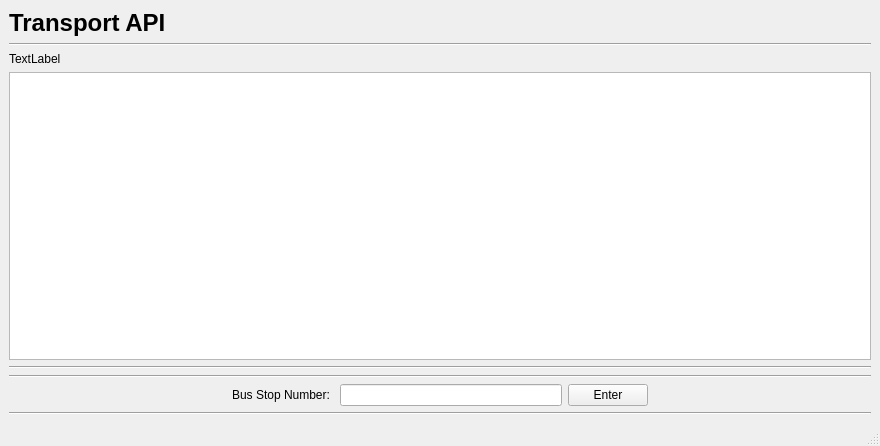
Old version of the form UI/UI_TransportUI.ui in the repository TwelfthDoctor1/BusSvcTesting.
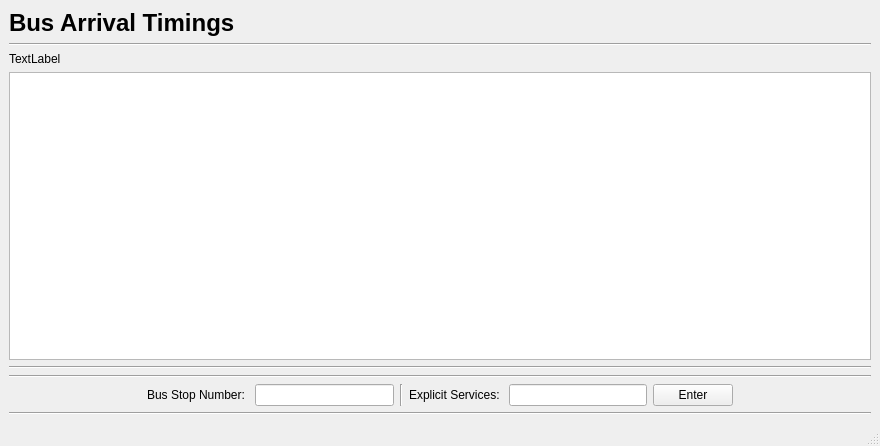
New version of the form.

Commit message: Added Explicit Services function + addt. README information

Diff of the .ui file:
```diff
--- a/UI/UI_TransportUI.ui
+++ b/UI/UI_TransportUI.ui
@@ -27,7 +27,7 @@
          </font>
         </property>
         <property name="text">
-         <string>Transport API</string>
+         <string>Bus Arrival Timings</string>
         </property>
        </widget>
       </item>
@@ -99,6 +99,23 @@
         <item>
          <widget class="QLineEdit" name="BusStopNumber"/>
         </item>
+        <item>
+         <widget class="Line" name="line_5">
+          <property name="orientation">
+           <enum>Qt::Vertical</enum>
+          </property>
+         </widget>
+        </item>
+        <item>
+         <widget class="QLabel" name="label_2">
+          <property name="text">
+           <string>Explicit Services: </string>
+          </property>
+         </widget>
+        </item>
+        <item>
+         <widget class="QLineEdit" name="ExplicitSvcList"/>
+        </item>
         <item>
          <widget class="QPushButton" name="EnterButton">
           <property name="text">
```
Left out of the diff: 36 changed lines with no effect on the pictures. The commit also changes 6 other files.
